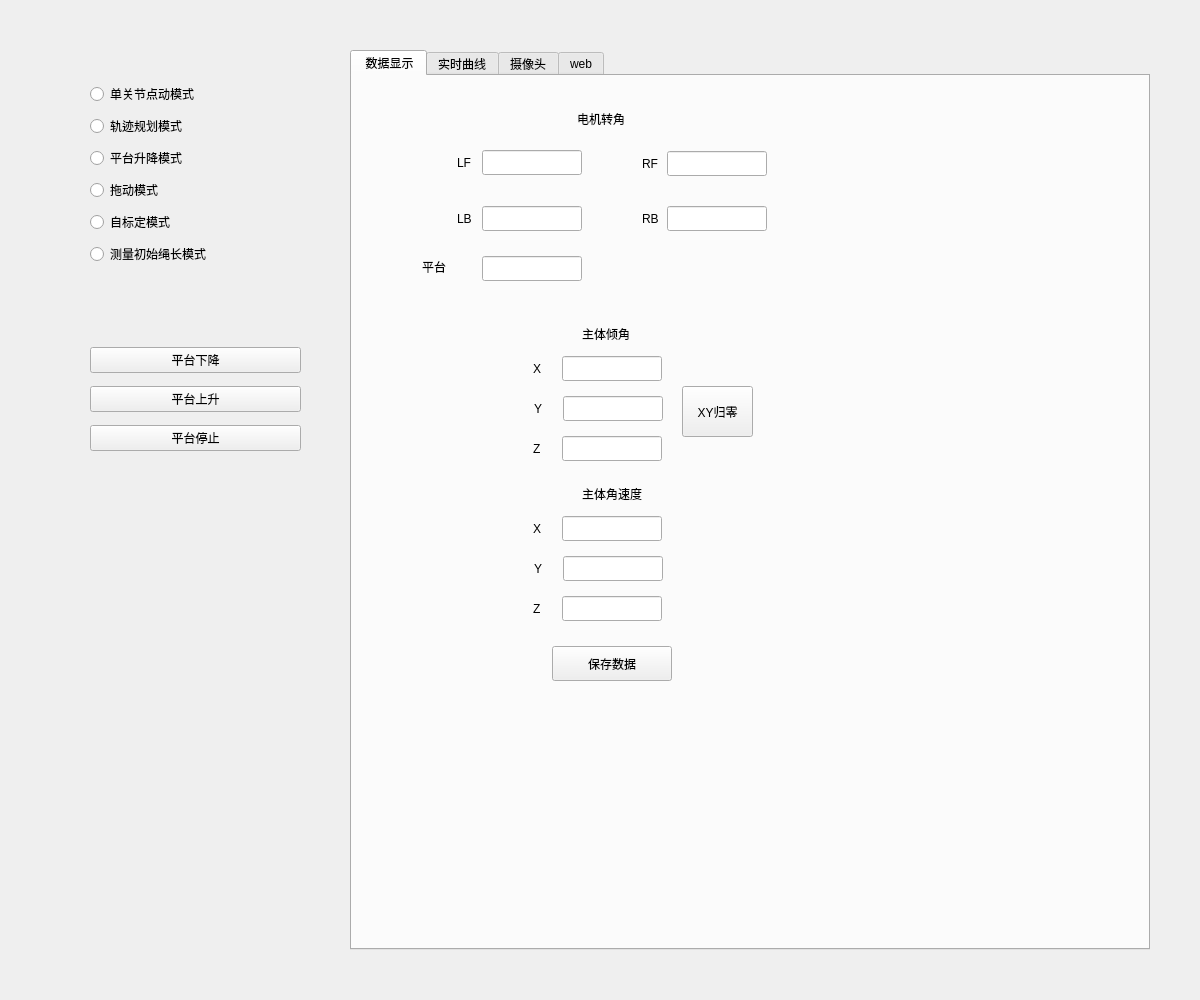
WWuuGGi/cd1025, file mainUI.ui: the form before one commit.
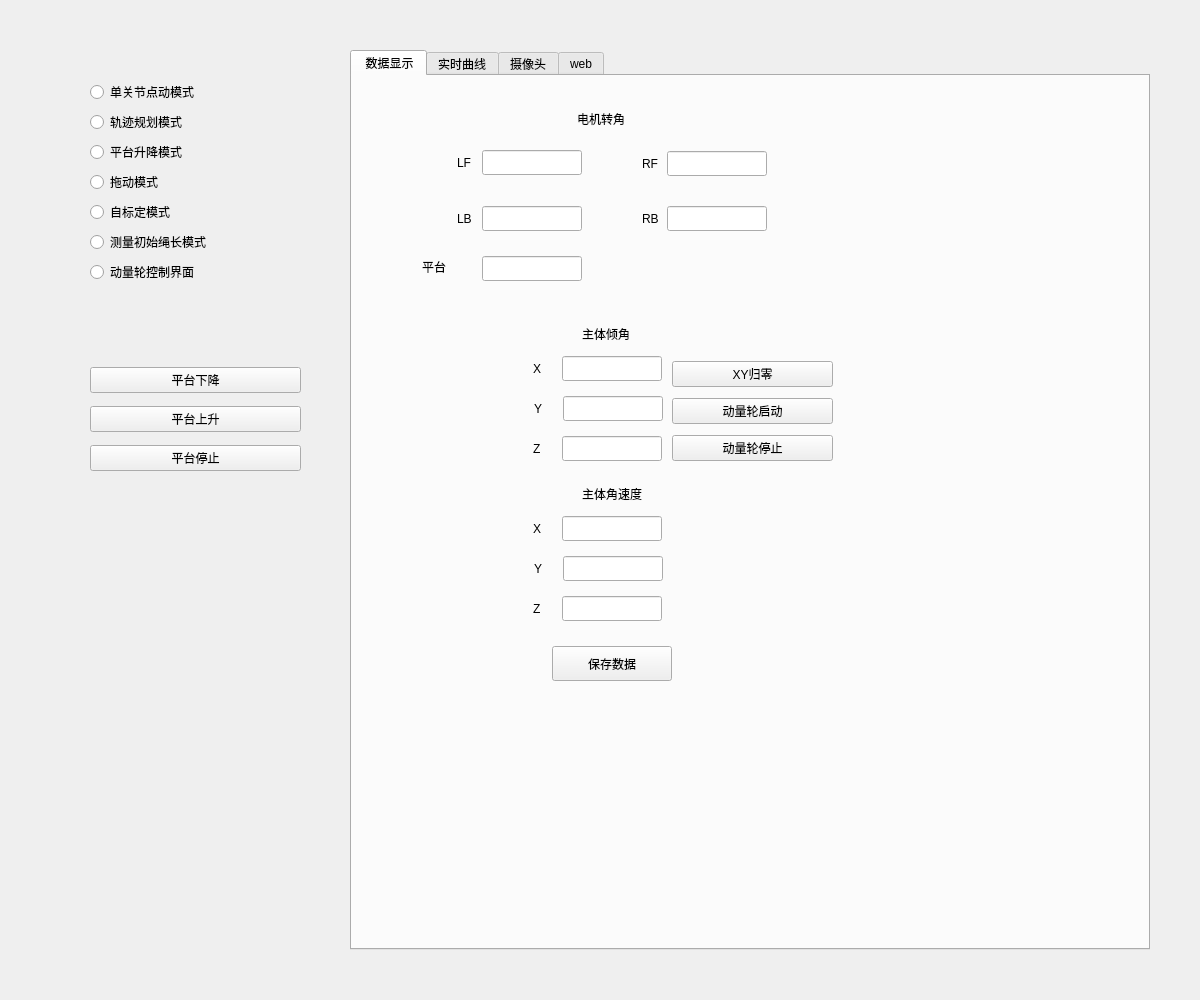
The form after the commit. The open tabs and pages were chosen to show the change. Custom widgets are drawn as their Qt base class.

What changed in the file:
```diff
--- a/mainUI.ui
+++ b/mainUI.ui
@@ -117,7 +117,7 @@
      <property name="geometry">
       <rect>
        <x>50</x>
-       <y>290</y>
+       <y>310</y>
        <width>291</width>
        <height>561</height>
       </rect>
@@ -1557,19 +1557,6 @@
         </rect>
        </property>
       </widget>
-      <widget class="QPushButton" name="bodyPoseZeroBtn">
-       <property name="geometry">
-        <rect>
-         <x>330</x>
-         <y>310</y>
-         <width>71</width>
-         <height>51</height>
-        </rect>
-       </property>
-       <property name="text">
-        <string>XY归零</string>
-       </property>
-      </widget>
       <widget class="QLabel" name="label_15">
        <property name="geometry">
         <rect>
@@ -1678,6 +1665,39 @@
         </rect>
        </property>
       </widget>
+      <widget class="QWidget" name="verticalLayoutWidget_3">
+       <property name="geometry">
+        <rect>
+         <x>320</x>
+         <y>280</y>
+         <width>161</width>
+         <height>111</height>
+        </rect>
+       </property>
+       <layout class="QVBoxLayout" name="verticalLayout_3">
+        <item>
+         <widget class="QPushButton" name="bodyPoseZeroBtn">
+          <property name="text">
+           <string>XY归零</string>
+          </property>
+         </widget>
+        </item>
+        <item>
+         <widget class="QPushButton" name="wheelStartBtn">
+          <property name="text">
+           <string>动量轮启动</string>
+          </property>
+         </widget>
+        </item>
+        <item>
+         <widget class="QPushButton" name="wheelStopBtn">
+          <property name="text">
+           <string>动量轮停止</string>
+          </property>
+         </widget>
+        </item>
+       </layout>
+      </widget>
      </widget>
      <widget class="QWidget" name="curvePage">
       <attribute name="title">
@@ -1861,7 +1881,7 @@
        <x>90</x>
        <y>70</y>
        <width>161</width>
-       <height>191</height>
+       <height>211</height>
       </rect>
      </property>
      <layout class="QVBoxLayout" name="verticalLayout_2">
@@ -1907,6 +1927,13 @@
         </property>
        </widget>
       </item>
+      <item>
+       <widget class="QRadioButton" name="wheelModeBtn">
+        <property name="text">
+         <string>动量轮控制界面</string>
+        </property>
+       </widget>
+      </item>
      </layout>
     </widget>
     <zorder>tabWidget</zorder>
```
Left out of the diff: 4 changed lines with no effect on the pictures.
